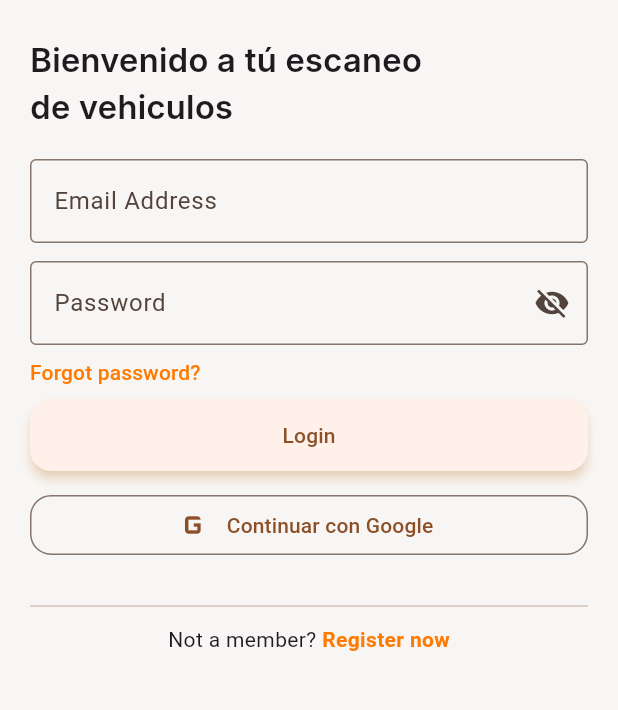
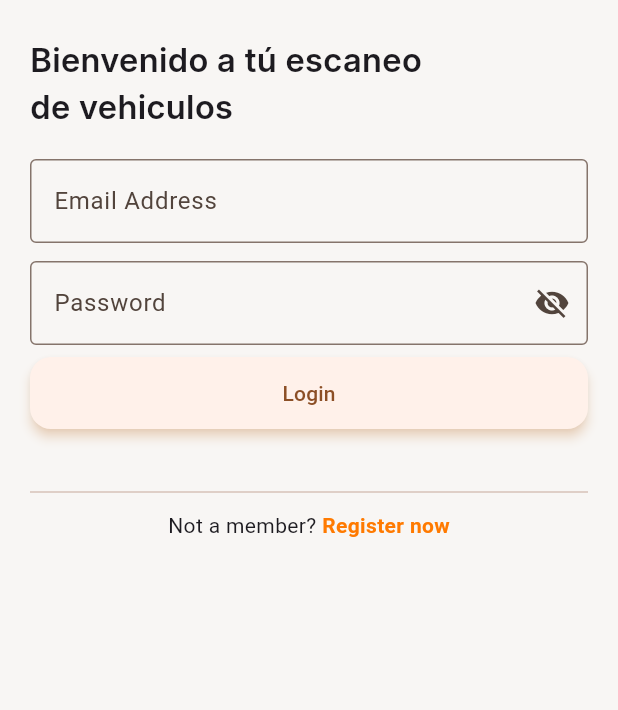
Before and after one commit to Mr-Arzi/Auto-Scan, a Flutter app: the screen it shows after launch, on a phone screen of 412 x 824 dp, the part 252-962 px from its top. Run offline on Flutter 3.47's test engine with Material 3 defaults, Android fonts, the phone set to English and light mode, and no system bars; our stand-ins replace camera, cloud_firestore, dio, firebase_auth, firebase_core, firebase_storage and 2 more; accounts and stored records are empty; generated files the repository leaves out were written again.

Commit message:
update things

```diff
--- a/lib/features/auth/login_screen.dart
+++ b/lib/features/auth/login_screen.dart
@@ -163,7 +163,7 @@ Future<void> _submit() async {
                         validator: _validatePass,
                       ),
 
-                      const SizedBox(height: 8),
+                      /*const SizedBox(height: 8),
                       Align(
                         alignment: Alignment.centerLeft,
                         child: TextButton(
@@ -178,7 +178,7 @@ Future<void> _submit() async {
                             style: TextStyle(color: AppTheme.brand),
                           ),
                         ),
-                      ),
+                      ),*/
 
                       const SizedBox(height: 8),
 
@@ -213,21 +213,7 @@ Future<void> _submit() async {
                       const SizedBox(height: 12),
 
                       // Botón Google
-                      SizedBox(
-                        width: double.infinity,
-                        child: OutlinedButton.icon(
-                          onPressed: _isSubmitting ? null : _loginWithGoogle,
-                          icon: const Icon(Icons.g_mobiledata, size: 28),
-                          // Si luego quieres usar un logo PNG:
-                          // icon: Image.asset('assets/images/google_logo.png', height: 20),
-                          label: const Text('Continuar con Google'),
-                          style: OutlinedButton.styleFrom(
-                            shape: RoundedRectangleBorder(
-                              borderRadius: BorderRadius.circular(14),
-                            ),
-                          ),
-                        ),
-                      ),
+                    /**/
 
                       const SizedBox(height: 18),
                       const Divider(height: 24),
```
